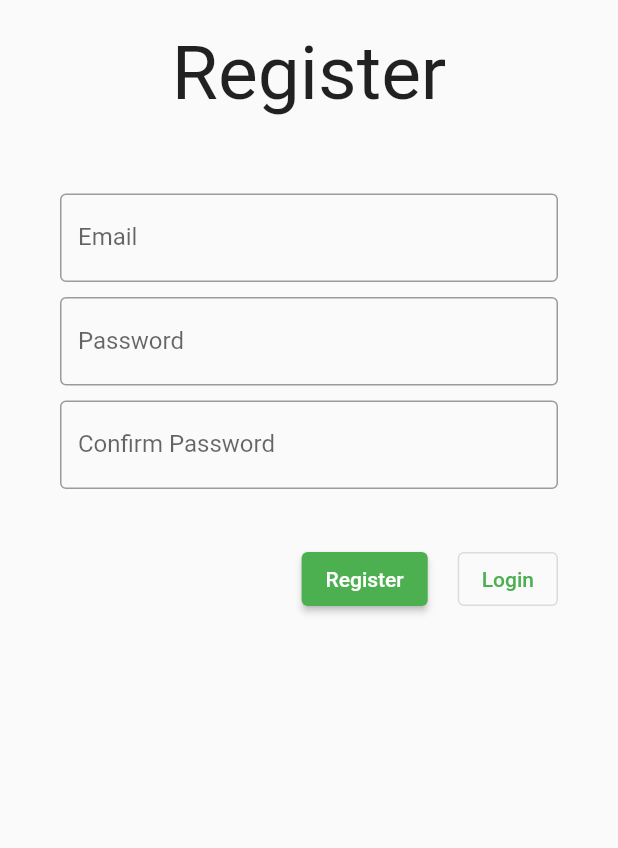
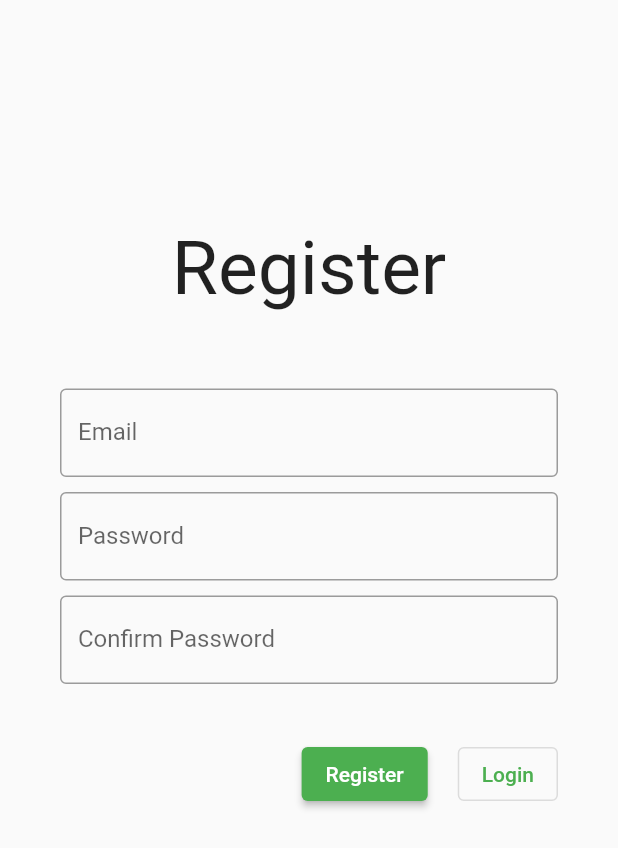
Before and after one commit to Gravery/Mobile-AnimalAdoptionApp-Flutter, a Flutter app: the screen it shows after launch, after a tap on "Register", on a phone screen of 412 x 824 dp. Shown: the top 848 px of the screen. Run offline on Flutter 3.47's test engine with Material 2 defaults, Android fonts, the phone set to English and light mode, and no system bars; our stand-ins replace bottom_navy_bar, cached_network_image, firebase_auth, firebase_core, firebase_database, firebase_storage and 2 more; accounts and stored records are empty; generated files the repository leaves out were written again.

Commit message:
Minor improvements

```diff
--- a/lib/home_screen.dart
+++ b/lib/home_screen.dart
@@ -176,6 +176,7 @@ class AnimalDetailsScreen extends StatelessWidget {
           crossAxisAlignment: CrossAxisAlignment.start,
           children: [
             CachedNetworkImage(
+              alignment: Alignment.center,
               imageUrl: animal.image,
               width: 190,
               height: 150,
--- a/lib/login_screen.dart
+++ b/lib/login_screen.dart
@@ -52,10 +52,9 @@ class _LoginScreenState extends State<LoginScreen> {
       body: SingleChildScrollView(
         child: Center(
           child: Padding(
-            padding: const EdgeInsets.symmetric(horizontal: 40, vertical: 20),
+            padding: const EdgeInsets.symmetric(horizontal: 40, vertical: 150),
             child: Column(
               mainAxisAlignment: MainAxisAlignment.center,
-              crossAxisAlignment: CrossAxisAlignment.stretch,
               children: [
                 const Text(
                   "Login",
--- a/lib/register_screen.dart
+++ b/lib/register_screen.dart
@@ -68,7 +68,7 @@ class _RegisterScreenState extends State<RegisterScreen> {
       body: SingleChildScrollView(
         child: Center(
           child: Padding(
-            padding: const EdgeInsets.symmetric(horizontal: 40, vertical: 20),
+            padding: const EdgeInsets.symmetric(horizontal: 40, vertical: 150),
             child: Column(
               mainAxisAlignment: MainAxisAlignment.center,
               crossAxisAlignment: CrossAxisAlignment.stretch,
```
Also changed, not shown: lib/announcement_screen.dart (+7 -3 lines).
